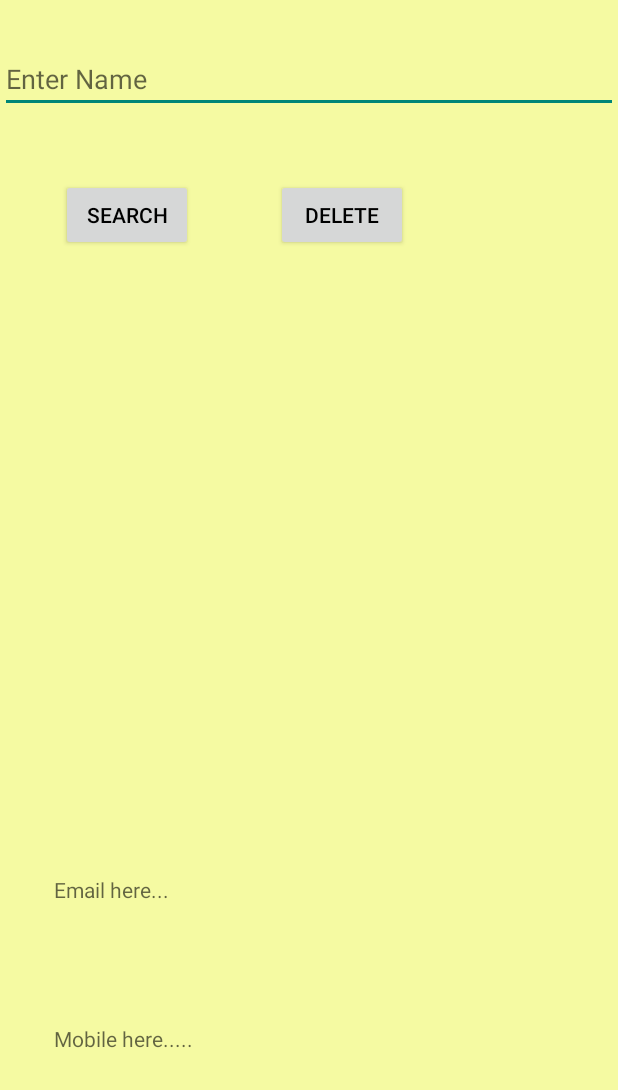
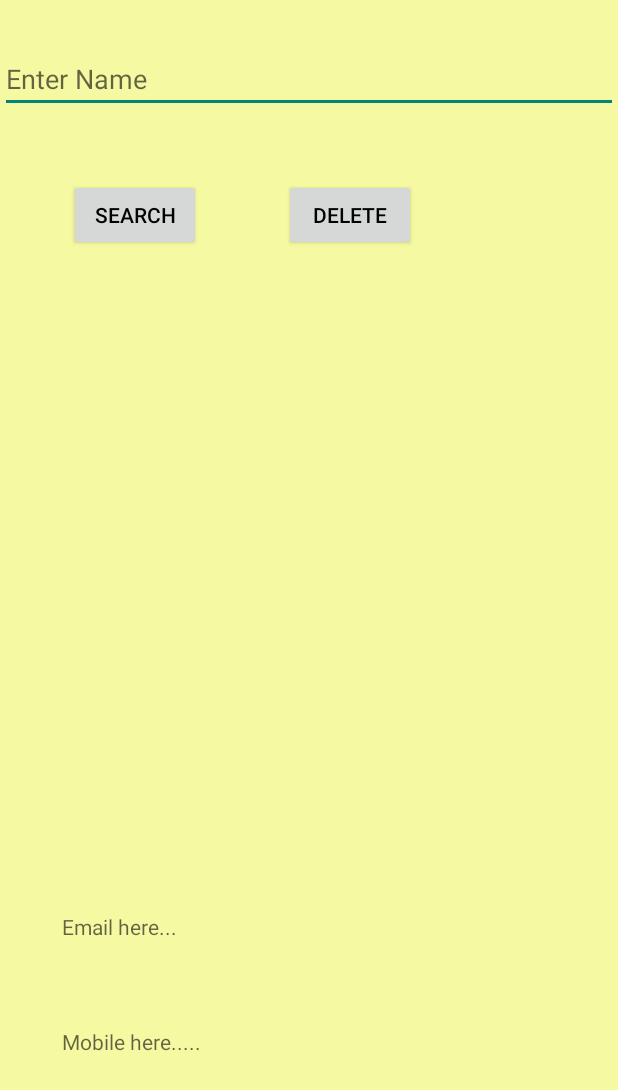
Before and after one commit to RoopalNeema/Saving-Data, an Android app: the layout activity_search_contact.xml on its own in the app's theme, with its tools: preview values and no code run, on a phone screen of 412 x 824 dp. Shown: the top 1090 px of the screen. Run offline under Robolectric (Android 15) with nearby library versions, the phone set to English and light mode, and no system bars.

Commit message:
all done

```diff
--- a/app/src/main/java/com/example/leftshift/mydbcode/MainActivity.java
+++ b/app/src/main/java/com/example/leftshift/mydbcode/MainActivity.java
@@ -40,7 +40,7 @@ public class MainActivity extends AppCompatActivity {
         startActivity(intent);
     }
 
-    public  void deleteContact(View view)
+    public  void Delete(View view)
     {
         Intent intent=new Intent(this,SearchContactActivity.class);
         startActivity(intent);
--- a/app/src/main/res/layout/activity_main.xml
+++ b/app/src/main/res/layout/activity_main.xml
@@ -58,7 +58,7 @@
         android:layout_width="match_parent"
         android:layout_height="wrap_content"
         android:text="@string/button_5"
-        android:onClick="deleteContact"
+        android:onClick="Delete"
         android:id="@+id/button5"
         android:layout_below="@+id/button4"
         android:layout_alignParentLeft="true"
--- a/app/src/main/res/layout/activity_search_contact.xml
+++ b/app/src/main/res/layout/activity_search_contact.xml
@@ -28,6 +28,8 @@
         android:layout_alignRight="@+id/text_mob"
         android:layout_alignEnd="@+id/text_mob" />
 
+
+
     <TextView
         android:layout_width="wrap_content"
         android:layout_height="wrap_content"
@@ -36,24 +38,25 @@
         android:layout_above="@+id/text_mob"
         android:layout_alignLeft="@+id/text_mob"
         android:layout_alignStart="@+id/text_mob"
-        android:layout_marginBottom="80dp" />
+        android:layout_marginBottom="57dp" />
 
     <TextView
         android:layout_width="wrap_content"
         android:layout_height="wrap_content"
         android:hint="@string/display_mob"
         android:id="@+id/text_mob"
+        android:layout_marginLeft="41dp"
+        android:layout_marginStart="41dp"
         android:layout_alignParentBottom="true"
         android:layout_alignParentLeft="true"
         android:layout_alignParentStart="true"
-        android:layout_marginLeft="36dp"
-        android:layout_marginStart="36dp"
-        android:layout_marginBottom="122dp" />
+        android:layout_marginBottom="120dp" />
 
     <Button
         android:layout_width="wrap_content"
         android:layout_height="wrap_content"
         android:text="@string/delete_button"
+        android:onClick="deleteContact"
         android:id="@+id/delete"
         android:textColor="#000000"
         android:layout_alignTop="@+id/search_button"
@@ -61,4 +64,6 @@
         android:layout_toEndOf="@+id/search_button"
         android:layout_marginLeft="55dp"
         android:layout_marginStart="55dp" />
+
+
 </RelativeLayout>
```
Also changed, not shown: app/src/main/java/com/example/leftshift/mydbcode/SearchContactActivity.java (+14 -1 lines), app/src/main/java/com/example/leftshift/mydbcode/UserDbHelper.java (+8 -1 lines), app/src/main/res/layout/activity_data_list.xml (+6 -1 lines).
